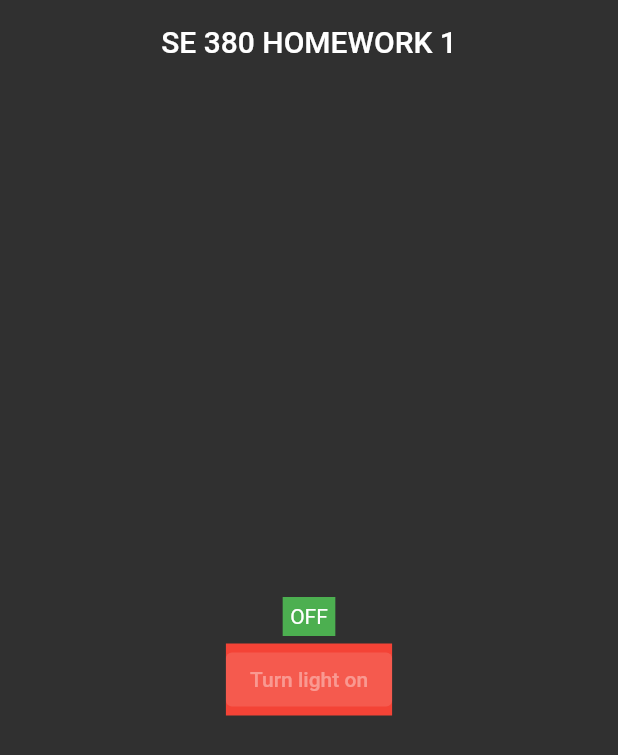
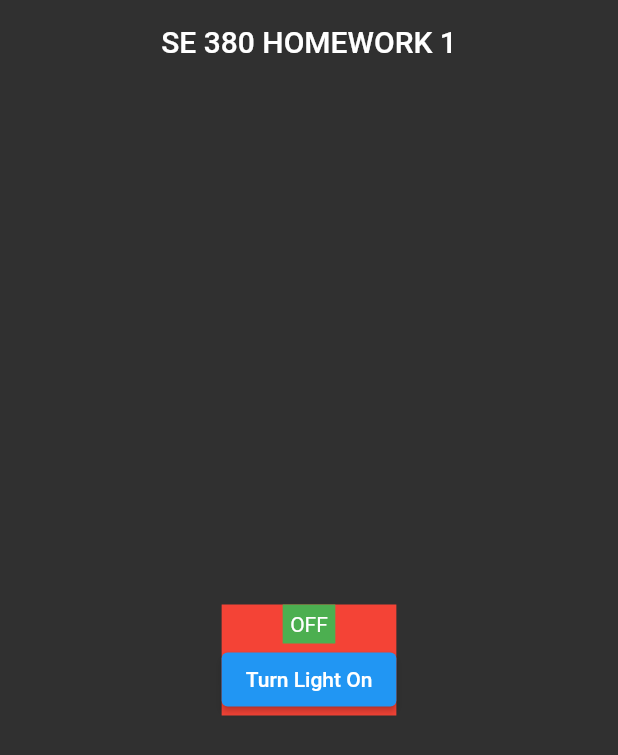
Before and after one commit to MehmetGulbahar/hw1_201933309131, a Flutter app: the screen it shows after launch, on a phone screen of 412 x 824 dp. Shown: the top 755 px of the screen. Run offline on Flutter 3.47's test engine with Material 2 defaults, Android fonts, the phone set to English and light mode, and no system bars.

Commit message:
The stateless widget change to stateful widget

```diff
--- a/lib/Homework/lamp.dart
+++ b/lib/Homework/lamp.dart
@@ -1,16 +1,16 @@
 import 'package:flutter/material.dart';
 
 class Lamp extends StatelessWidget {
-  const Lamp({Key? key}) : super(key: key);
-
+  final bool isOn;
+  const Lamp({Key? key, required this.isOn}) : super(key: key);
   @override
   Widget build(BuildContext context) {
-    return const DecoratedBox(
-      decoration: BoxDecoration(color: Colors.green),
-      child: Padding(
-        padding: EdgeInsets.all(5.0),
-        child: Text('OFF'),
-      ),
+    return  DecoratedBox(
+        decoration: BoxDecoration(color: Colors.green),
+    child: Padding(
+      padding: EdgeInsets.all(5.0),
+      child: Text(isOn ? 'ON' : 'OFF'),
+    ),
     );
   }
 }
--- a/lib/Homework/light_button.dart
+++ b/lib/Homework/light_button.dart
@@ -1,18 +1,41 @@
 import 'package:flutter/material.dart';
-class LightButton extends StatelessWidget {
+import 'package:hw1_20210602210/Homework/lamp.dart';
+
+class LightButton extends StatefulWidget {
   const LightButton({Key? key}) : super(key: key);
 
+  @override
+  State<LightButton> createState() => _LightButtonState();
+}
+
+class _LightButtonState extends State<LightButton> {
+  bool isLightOn =false;
+  void _lightState(){
+    setState(() {
+      isLightOn = !isLightOn;
+    });
+  }
   @override
   Widget build(BuildContext context) {
     return Padding(
         padding: EdgeInsets.all(5.0),
-    child:DecoratedBox(decoration: BoxDecoration(color: Colors.red),
-    child: ElevatedButton(onPressed: null,
-      child: Text('Turn light on'),
+      child: Column(
+        children: [
+          DecoratedBox(
+            decoration: BoxDecoration(color: Colors.red),
+            child: Column(
+              children: [
+                Lamp(isOn: isLightOn),
+                ElevatedButton(
+                  onPressed: _lightState,
+                  child: Text(isLightOn ? "Turn Light Off" : "Turn Light On"),
+                ),
+              ],
+            ),
+          ),
+        ],
+      ),
 
-
-    ),
-    ) ,
     );
   }
 }
--- a/lib/Homework/my_home_page.dart
+++ b/lib/Homework/my_home_page.dart
@@ -15,8 +15,7 @@ class MyHomePage extends StatelessWidget {
       body: Center(
         child: Column(
           mainAxisAlignment: MainAxisAlignment.center,
-          children: [
-            Lamp(),
+          children: const [
             LightButton(),
           ],
         ),
--- a/lib/main.dart
+++ b/lib/main.dart
@@ -18,9 +18,9 @@ class MyApp extends StatelessWidget {
       title: 'Flutter Demo',
       debugShowCheckedModeBanner: false,
       theme: ThemeData.dark().copyWith(
-        progressIndicatorTheme: ProgressIndicatorThemeData(
+        progressIndicatorTheme: const ProgressIndicatorThemeData(
             color: Colors.purpleAccent),
-        listTileTheme: ListTileThemeData(contentPadding: EdgeInsets.zero),
+        listTileTheme: const ListTileThemeData(contentPadding: EdgeInsets.zero),
         cardTheme: CardTheme(shape: RoundedRectangleBorder(
             borderRadius: BorderRadius.circular(20))),
         inputDecorationTheme: const InputDecorationTheme(
@@ -39,7 +39,7 @@ class MyApp extends StatelessWidget {
         ),
 
       ),
-      home: const MyHomePage(),
+      home: MyHomePage(),
     );
   }
 }
```
